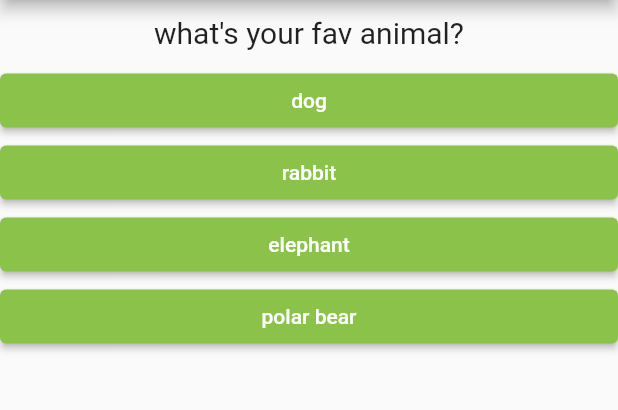
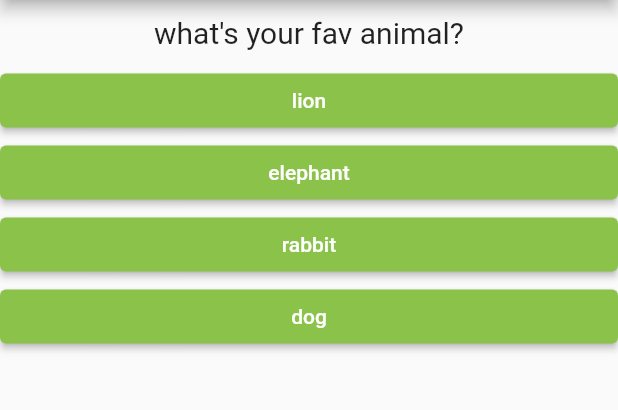
Before and after one commit to HyunJay52/learning-flutter, a Flutter app: the screen it shows after launch, after a tap on "white", on a phone screen of 412 x 824 dp, the part 84-494 px from its top. Run offline on Flutter 3.47's test engine with Material 2 defaults, Android fonts, the phone set to English and light mode, and no system bars.

Commit message:
module classes

```diff
--- a/first_app/lib/main.dart
+++ b/first_app/lib/main.dart
@@ -1,6 +1,6 @@
 import 'package:flutter/material.dart';
-import './question.dart';
-import './answer.dart';
+import 'pages/quiz.dart';
+import './result.dart';
 /*
   widgets package
   Google : Material Design
@@ -26,88 +26,74 @@ class MyFlutterApp extends StatefulWidget {
 }
 
 class MyFlutterAppState extends State<MyFlutterApp> {
+  //static
+  final _questions = const [
+    {
+      'questionText': 'what\'s yout fav colour?',
+      'answers': [
+        {'text': 'white', 'score': 5},
+        {'text': 'black', 'score': 10},
+        {'text': 'green', 'score': 15},
+        {'text': 'yellow', 'score': 20},
+      ]
+    },
+    {
+      'questionText': 'what\'s your fav animal?',
+      'answers': [
+        {'text': 'lion', 'score': 5},
+        {'text': 'elephant', 'score': 10},
+        {'text': 'rabbit', 'score': 20},
+        {'text': 'dog', 'score': 15},
+      ]
+    },
+    {
+      'questionText': 'what\'s your fav food?',
+      'answers': [
+        {'text': 'pizza', 'score': 5},
+        {'text': 'noodle', 'score': 20},
+        {'text': 'veggie', 'score': 100},
+        {'text': 'honey', 'score': 50},
+      ]
+    },
+  ];
   // base class
   //const MyFlutterApp({super.key});
   var _questionIndex = 0;
+  var _totalScore = 0;
 
   // method
-  void _answerQuestion() {
+  void _answerQuestion(int score) {
+    _totalScore += score;
+
     // re-render changed properties
     setState(() {
       _questionIndex = _questionIndex + 1;
     });
 
-    print(_questionIndex);
+    if (_questionIndex < _questions.length) {
+      //_questionIndex = 0;
+      debugPrint('we have more question!');
+    } else {
+      debugPrint('no more questions...');
+    }
   }
 
   @override // draw Flutter widgets
   Widget build(BuildContext context) {
-    var questions = [
-      {
-        'questionText': 'what\'s yout fav colour?',
-        'answers': ['white', 'red', 'green', 'black']
-      },
-      {
-        'questionText': 'what\'s your fav animal?',
-        'answers': ['dog', 'rabbit', 'elephant', 'polar bear']
-      },
-      {
-        'questionText': 'what\'s your fav food?',
-        'answers': ['apple', 'noodle', 'pizza', 'egg']
-      },
-    ];
+    // quesiotn = []; does not work if questions is a const
 
     return MaterialApp(
       home: Scaffold(
-        appBar: AppBar(
-          title: const Text('My First Flutter App'),
-        ),
-        body: Column(
-          // list
-          children: [
-            Question(
-              questions[_questionIndex]['questionText'] as String,
-            ),
-            ...(questions[_questionIndex]['answers'] as List<String>)
-                .map((answer) {
-              return Answer(_answerQuestion, answer); // iterable
-            }).toList(),
-            /*  Answer(
-              _answerQuestion,
-            ),
-            Answer(
-              _answerQuestion,
-            ),
-            Answer(
-              _answerQuestion,
-            ),
-
-             ElevatedButton(
-              onPressed: answerQuestion,
-              child: const Text('Answer 1'),
-            ),
-            ElevatedButton(
-              child: const Text('Answer 2'),
-              onPressed: () => {
-                //
-                debugPrint('Answer 2 chosend !')
-              },
-            ), */
-            //_buildElevatedButton('Answer 3', () => print('answer 3 chosen !')),
-            // ElevatedButton(
-            //   child: Text('Answer 3'),
-            //   onPressed: () => print('answer 3 chosen !'),
-            // ),
-          ],
-        ),
-      ),
-    );
-  }
-
-  Widget _buildElevatedButton(String text, VoidCallback? onPressed) {
-    return ElevatedButton(
-      child: Text(text),
-      onPressed: onPressed,
+          appBar: AppBar(
+            title: const Text('My First Flutter App'),
+          ),
+          body: _questionIndex < _questions.length
+              ? Quiz(
+                  answerQuestion: _answerQuestion,
+                  questionIndex: _questionIndex,
+                  questions: _questions,
+                )
+              : Result()),
     );
   }
 }
--- /dev/null
+++ b/first_app/lib/pages/quiz.dart
@@ -0,0 +1,71 @@
+import 'package:flutter/material.dart';
+
+import '../question.dart';
+import '../answer.dart';
+
+class Quiz extends StatelessWidget {
+  final List<Map<String, Object>> questions;
+  final int questionIndex;
+  //final Function answerQuestion;
+  void Function(int score) answerQuestion;
+  //final VoidCallback answerQuestion;
+
+  Quiz({
+    required this.questions,
+    required this.answerQuestion,
+    required this.questionIndex,
+  });
+
+  @override
+  Widget build(BuildContext context) {
+    return Column(
+      // list
+      children: [
+        Question(
+          questions[questionIndex]['questionText'] as String,
+        ),
+        ...(questions[questionIndex]['answers'] as List<Map<String, Object>>)
+            .map((answer) {
+          return Answer(() => answerQuestion(answer['score'] as int),
+              answer['text'] as String); // iterable
+        }).toList(), // generate to create new List of answer map
+        // ... spread operator : Column is List, try inserting new List into List, in this case, use spread operator (...)
+        // ... make List to be inserted as an individual element in List
+        // https://www.geeksforgeeks.org/dart-spread-operator/
+        /*  Answer(
+              _answerQuestion,
+            ),
+            Answer(
+              _answerQuestion,
+            ),
+            Answer(
+              _answerQuestion,
+            ),
+
+             ElevatedButton(
+              onPressed: answerQuestion,
+              child: const Text('Answer 1'),
+            ),
+            ElevatedButton(
+              child: const Text('Answer 2'),
+              onPressed: () => {
+                //
+                debugPrint('Answer 2 chosend !')
+              },
+            ), */
+        //_buildElevatedButton('Answer 3', () => print('answer 3 chosen !')),
+        // ElevatedButton(
+        //   child: Text('Answer 3'),
+        //   onPressed: () => print('answer 3 chosen !'),
+        // ),
+      ],
+    );
+  }
+/*
+  Widget _buildElevatedButton(String text, VoidCallback? onPressed) {
+    return ElevatedButton(
+      child: Text(text),
+      onPressed: onPressed,
+    );
+  } */
+}
--- /dev/null
+++ b/first_app/lib/result.dart
@@ -0,0 +1,11 @@
+import 'package:flutter/material.dart';
+
+class Result extends StatelessWidget {
+  @override
+  Widget build(BuildContext context) {
+    return const Center(
+      widthFactor: double.infinity,
+      child: Text('you did it!'),
+    );
+  }
+}
```
